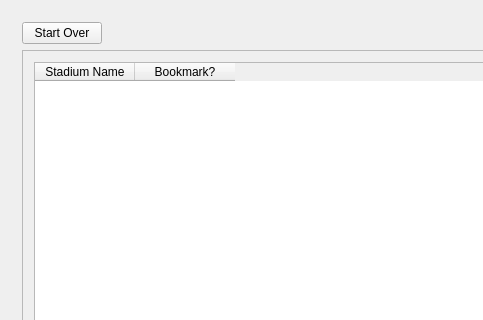
Before: the Qt Designer form Baseball-Itinerary-Program/primewin.ui in xavierliancw/Based-Itinerary, drawn with Qt 5; both pictures show x 0 to 483 and y 0 to 320 of the 1093 by 775 pixel window.
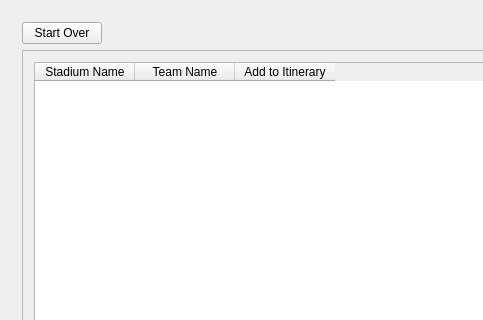
After: the same form once the commit is applied.

Commit message: add team names to itin

Patch:
```diff
--- a/Baseball-Itinerary-Program/primewin.ui
+++ b/Baseball-Itinerary-Program/primewin.ui
@@ -840,7 +840,12 @@
              </column>
              <column>
               <property name="text">
-               <string>Bookmark?</string>
+               <string>Team Name</string>
+              </property>
+             </column>
+             <column>
+              <property name="text">
+               <string>Add to Itinerary</string>
               </property>
              </column>
             </widget>
```
The commit also changes 2 other files.
